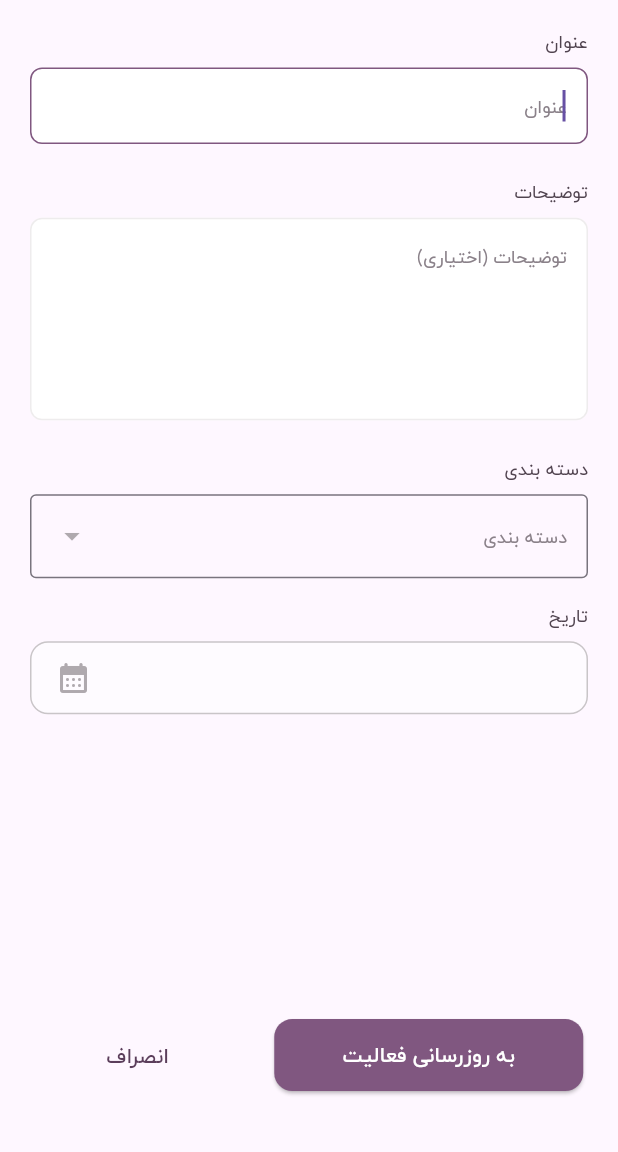
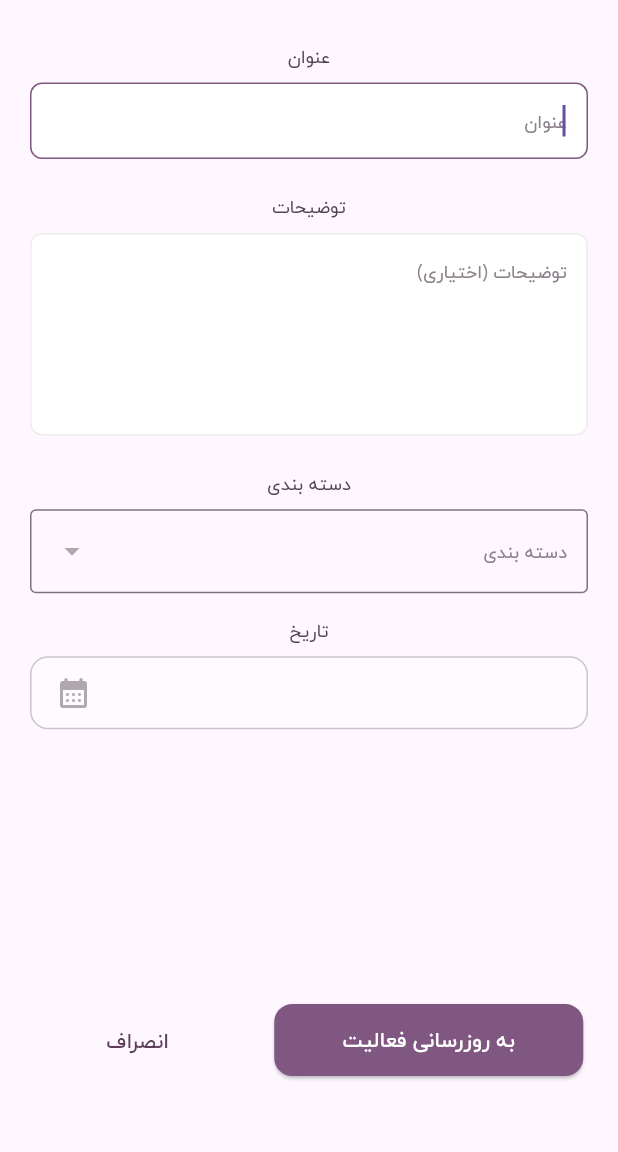
Before and after one commit to fazeleardestani/we_wed, a Flutter app: the EditTaskScreen screen opened directly with empty values, after a tap on the "calendar month" icon, on a phone screen of 412 x 824 dp, the part 84-1236 px from its top. Run offline on Flutter 3.47's test engine with Material 3 defaults, Android fonts, the phone set to English and light mode, and no system bars; our stand-ins replace cloud_firestore, firebase_auth, firebase_core, flutter_local_notifications, flutter_spinkit, flutter_svg and 6 more; missing offline and left inert: linear_progress_bar, persian_datetime_picker; accounts and stored records are empty; network calls fail; project files that could hold a hidden picture were left out.

Commit message:
if (generated by blackbox.ai )

```diff
--- a/lib/controller/date_picker_controller.dart
+++ b/lib/controller/date_picker_controller.dart
@@ -4,7 +4,7 @@ import 'package:persian_datetime_picker/persian_datetime_picker.dart';
 class DatePickerController extends GetxController {
   RxString selectedDate = ''.obs;
   RxString rangeDuration = ''.obs;
-
+  DateTime selectedDateTime = DateTime.now();
 
   pickDateWedding(context) async {
     Jalali? date = await showPersianDatePicker(
@@ -13,11 +13,44 @@ class DatePickerController extends GetxController {
       firstDate: Jalali(1350),
       lastDate: Jalali(1450),
     );
+    Gregorian gregorianDate = date!.toGregorian();
+    selectedDateTime = gregorianDate.toDateTime();
 
-    if (date != null) {
-      Duration range = JalaliRange(start: Jalali.now(), end: date).duration;
-      rangeDuration.value = '${range.inDays.toString()} روز به مراسم عروسیت مونده و توی این ${range.inDays.toString()} روز کلی کار میشه کرد :)';
-      selectedDate.value = '${date.formatter.yyyy}-${date.formatter.mm}-${date.formatter.dd}';
+    Duration range = JalaliRange(start: Jalali.now(), end: date).duration;
+    rangeDuration.value =
+        '${range.inDays.toString()} روز به مراسم عروسیت مونده و توی این ${range.inDays.toString()} روز کلی کار میشه کرد :)';
+    selectedDate.value =
+        '${date.formatter.yyyy}-${date.formatter.mm}-${date.formatter.dd}';
     }
-  }
 }
+
+// Future<void> scheduleNotification(selectedDate) async {
+//   // Adjust this according to your notification plugin
+//   final flutterLocalNotificationsPlugin = FlutterLocalNotificationsPlugin();
+
+//   // Parse the selectedDate and set the notification at that time
+//   // final scheduledDate = DateTime.parse(selectedDate);
+//   log('sech date : ${selectedDate}');
+
+//   // Check if the scheduledDate is in the future
+//   if (selectedDate.isAfter(DateTime.now())) {
+//     await flutterLocalNotificationsPlugin.zonedSchedule(
+//       0, // Use a constant taskId or any unique integer value
+//       'Task Reminder',
+//       'Your task is due now!',
+//       tz.TZDateTime.from(selectedDate, tz.getLocation('Asia/Tehran')),
+//       const NotificationDetails(
+//         android: AndroidNotificationDetails(
+//           'we wed',
+//           'we wed',
+//           importance: Importance.high,
+//           priority: Priority.high,
+//         ),
+//       ),
+//       uiLocalNotificationDateInterpretation: UILocalNotificationDateInterpretation
+//           .absoluteTime, // Allow notification to be shown while the device is idle
+//       matchDateTimeComponents: DateTimeComponents.time,
+//     );
+//     log('tz date : ${tz.TZDateTime.from(selectedDate, tz.getLocation('Asia/Tehran'))}');
+//   }
+// }
--- a/lib/main.dart
+++ b/lib/main.dart
@@ -11,13 +11,14 @@ import 'package:firebase_core/firebase_core.dart';
 void main() async {
   WidgetsFlutterBinding.ensureInitialized();
   await Firebase.initializeApp(options: DefaultFirebaseOptions.currentPlatform);
-
-
   runApp(const MainApp());
 }
 
+
 class MainApp extends StatelessWidget {
-  const MainApp({super.key});
+  const MainApp({
+    super.key,
+  });
 
   @override
   Widget build(BuildContext context) {
--- a/lib/routes/pages.dart
+++ b/lib/routes/pages.dart
@@ -6,8 +6,7 @@ import 'package:we_wed/view/Main%20Screens/service_screen.dart';
 import 'package:we_wed/view/Main%20Screens/tasks_screen.dart';
 import 'package:we_wed/view/Starter Screens/date_picker_screen.dart';
 import 'package:we_wed/view/Starter%20Screens/login_screen.dart';
-import 'package:we_wed/view/Sub%20Screens/edit_task_screen.dart';
-import 'package:we_wed/view/splash_screen.dart';
+import 'package:we_wed/view/Sub%20Screens/splash_screen.dart';
 import '../view/Starter Screens/signup_screen.dart';
 import '../view/Starter Screens/timeline_screen.dart';
 // import '../view/splash_screen.dart';
--- a/lib/view/Sub Screens/edit_task_screen.dart
+++ b/lib/view/Sub Screens/edit_task_screen.dart
@@ -68,10 +68,20 @@ class _EditTaskScreenState extends State<EditTaskScreen> {
           ],
         ),
       ),
-      body: Padding(
-        padding: const EdgeInsets.all(20),
+      body: Center(
+        child: SafeArea(
+          child: SingleChildScrollView(
+            physics: const BouncingScrollPhysics(),
+            child: Padding(
+              padding: const EdgeInsets.fromLTRB(20, 0, 20, 0),
+              child: Container(
+                constraints: BoxConstraints(
+                  maxHeight: height - height / 40,
+                ),
                 child: Column(
-          crossAxisAlignment: CrossAxisAlignment.start,
+                  mainAxisSize: MainAxisSize.min,
+                  crossAxisAlignment: CrossAxisAlignment.center,
+                  mainAxisAlignment: MainAxisAlignment.center,
                   children: [
                     Text(
                       MyStrings.taskTitle,
@@ -125,7 +135,8 @@ class _EditTaskScreenState extends State<EditTaskScreen> {
                                 controller.dropdownValue = selectedCtegory;
                               },
                               dropdownMenuEntries: categoryList
-                          .map<DropdownMenuEntry<String>>((RxString value) {
+                                  .map<DropdownMenuEntry<String>>(
+                                      (RxString value) {
                                 return DropdownMenuEntry<String>(
                                     value: value.value, label: value.value);
                               }).toList()),
@@ -176,7 +187,9 @@ class _EditTaskScreenState extends State<EditTaskScreen> {
                         ),
                       ),
                     ),
-            const Spacer(),
+                    SizedBox(
+                      height: height / 4.5,
+                    ),
                     Row(
                       mainAxisAlignment: MainAxisAlignment.spaceEvenly,
                       children: [
@@ -194,7 +207,8 @@ class _EditTaskScreenState extends State<EditTaskScreen> {
                                 controller.updateTask(
                                   taskId: widget.taskId,
                                   name: 'description',
-                          newData: controller.descriptionController.text,
+                                  newData:
+                                      controller.descriptionController.text,
                                 );
                                 controller.updateTask(
                                   taskId: widget.taskId,
@@ -209,7 +223,8 @@ class _EditTaskScreenState extends State<EditTaskScreen> {
                                 // Clear the data after updating the task and navigating back
                                 controller.titleController.clear();
                                 controller.descriptionController.clear();
-                        controller.dropdownValue.value = MyStrings.category;
+                                controller.dropdownValue.value =
+                                    MyStrings.category;
                                 dateController.selectedDate.value = '-';
                                 Get.back();
                               } else {
@@ -235,7 +250,8 @@ class _EditTaskScreenState extends State<EditTaskScreen> {
                               onPressed: () {
                                 controller.titleController.clear();
                                 controller.descriptionController.clear();
-                        controller.dropdownValue.value = MyStrings.category;
+                                controller.dropdownValue.value =
+                                    MyStrings.category;
                                 dateController.selectedDate.value = '-';
                                 Get.back();
                               },
@@ -257,6 +273,10 @@ class _EditTaskScreenState extends State<EditTaskScreen> {
                   ],
                 ),
               ),
+            ),
+          ),
+        ),
+      ),
     );
   }
 }
--- a/pubspec.yaml
+++ b/pubspec.yaml
@@ -25,6 +25,11 @@ dependencies:
   http: ^1.1.2
   percent_indicator: ^4.2.3
   url_launcher: ^6.2.2
+  firebase_messaging: ^14.7.10
+  timezone: ^0.9.2
+  shamsi_date: ^1.0.2
+  flutter_local_notifications: ^16.3.0
+  share_plus: ^7.1.0
 
 
 dev_dependencies:
```
Also changed, not shown: lib/controller/tasks_controller.dart (+12 -2 lines), lib/view/Main Screens/service_screen.dart (+12 -0 lines), lib/view/Main Screens/tasks_screen.dart (+25 -8 lines), lib/view/Sub Screens/splash_screen.dart (renamed from lib/view/splash_screen.dart, +2 -25 lines), lib/widgets/jdate_convertor.dart (added, +12 -0 lines), lib/widgets/local_notofication.dart (added, +28 -0 lines), lib/widgets/show_model_button_sheet.dart (+40 -13 lines), lib/controller/service_controller.dart (line endings or trailing spaces), pubspec.lock, 10 other files. Lines whose indentation alone changed are shown as unchanged.
